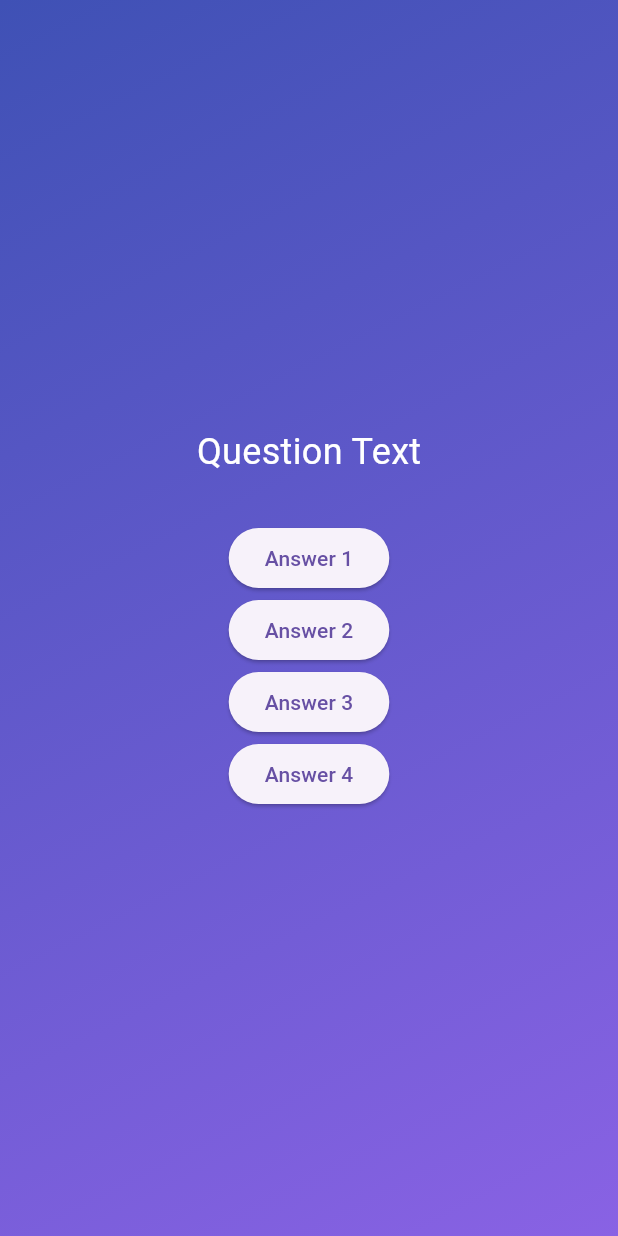
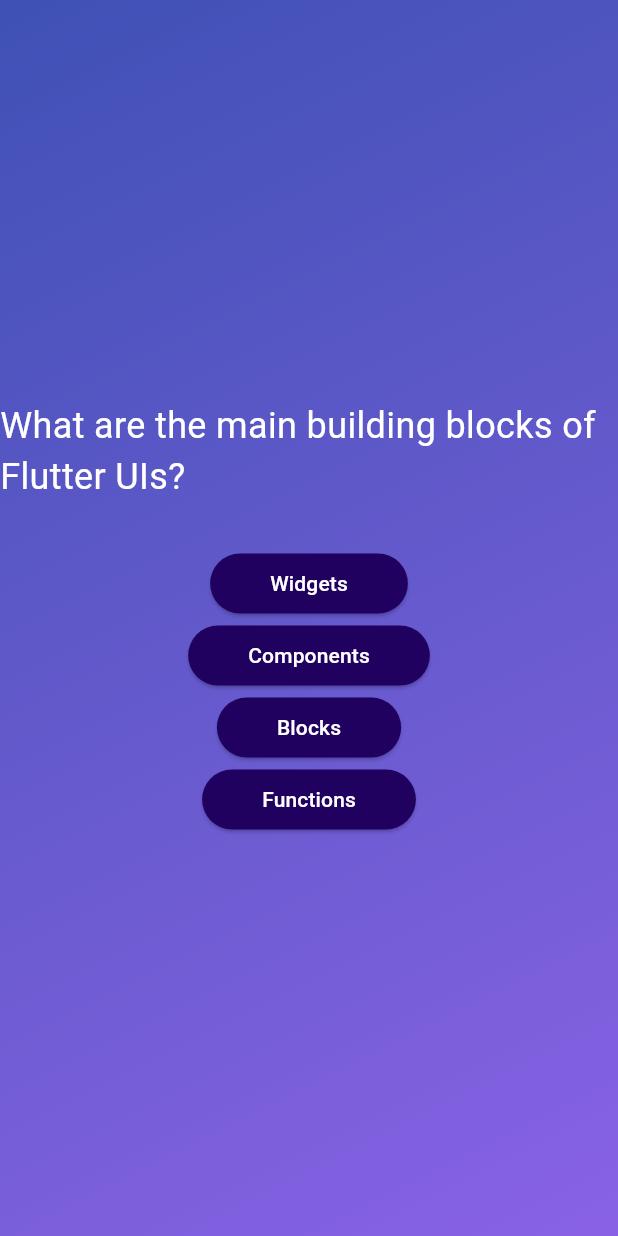
Before and after one commit to stefanobianda/adv_basics, a Flutter app: the screen it shows after launch, after a tap on "Start Quiz", on a phone screen of 412 x 824 dp. Run offline on Flutter 3.47's test engine with Material 3 defaults, Android fonts, the phone set to English and light mode, and no system bars.

Commit message:
extract AnswerButton and using map to shows all item present in the list

```diff
--- /dev/null
+++ b/lib/answer_button.dart
@@ -0,0 +1,27 @@
+import 'package:flutter/material.dart';
+
+class AnswerButton extends StatelessWidget {
+  const AnswerButton(
+      {super.key, required this.answerText, required this.onTap});
+
+  final String answerText;
+  final void Function() onTap;
+
+  @override
+  Widget build(BuildContext context) {
+    return ElevatedButton(
+      onPressed: onTap,
+      style: ElevatedButton.styleFrom(
+          padding: const EdgeInsets.symmetric(
+            vertical: 10,
+            horizontal: 40,
+          ),
+          backgroundColor: const Color.fromARGB(255, 33, 1, 95),
+          foregroundColor: Colors.white,
+          shape: RoundedRectangleBorder(
+            borderRadius: BorderRadius.circular(40),
+          )),
+      child: Text(answerText),
+    );
+  }
+}
--- a/lib/question_screen.dart
+++ b/lib/question_screen.dart
@@ -1,6 +1,9 @@
 import 'dart:math';
 
+import 'package:adv_basics/answer_button.dart';
+import 'package:adv_basics/models/quiz_question.dart';
 import 'package:flutter/material.dart';
+import 'package:adv_basics/data/questions.dart';
 
 class QuestionScreen extends StatefulWidget {
   const QuestionScreen({super.key});
@@ -18,35 +21,24 @@ class _QuestionScreenState extends State<QuestionScreen> {
 
   @override
   Widget build(BuildContext context) {
+    final currentQuestion = questions[0];
+
     return SizedBox(
       width: double.infinity,
       child: Column(
         mainAxisAlignment: MainAxisAlignment.center,
         children: [
-          const Text(
-            'Question Text',
-            style: TextStyle(
+          Text(
+            currentQuestion.text,
+            style: const TextStyle(
               color: Colors.white,
               fontSize: 24,
             ),
           ),
           const SizedBox(height: 30),
-          ElevatedButton(
-            onPressed: () {},
-            child: const Text('Answer 1'),
-          ),
-          ElevatedButton(
-            onPressed: () {},
-            child: const Text('Answer 2'),
-          ),
-          ElevatedButton(
-            onPressed: () {},
-            child: const Text('Answer 3'),
-          ),
-          ElevatedButton(
-            onPressed: () {},
-            child: const Text('Answer 4'),
-          ),
+          ...currentQuestion.answers.map((answer) {
+            return AnswerButton(answerText: answer, onTap: () {});
+          }),
         ],
       ),
     );
```
